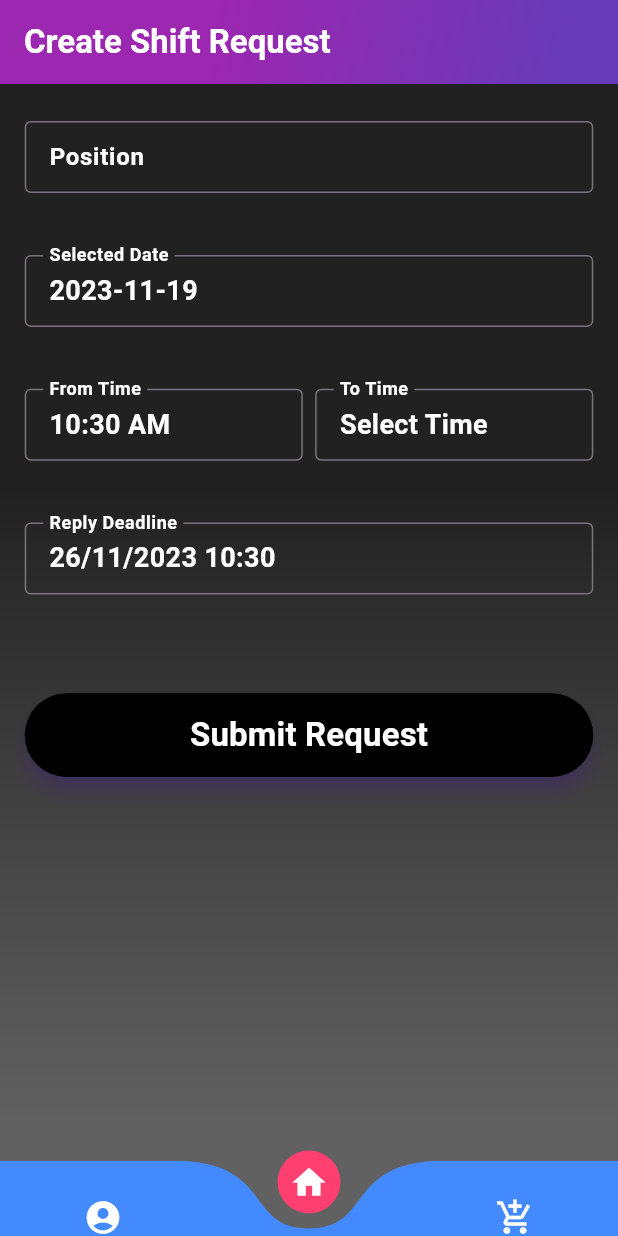
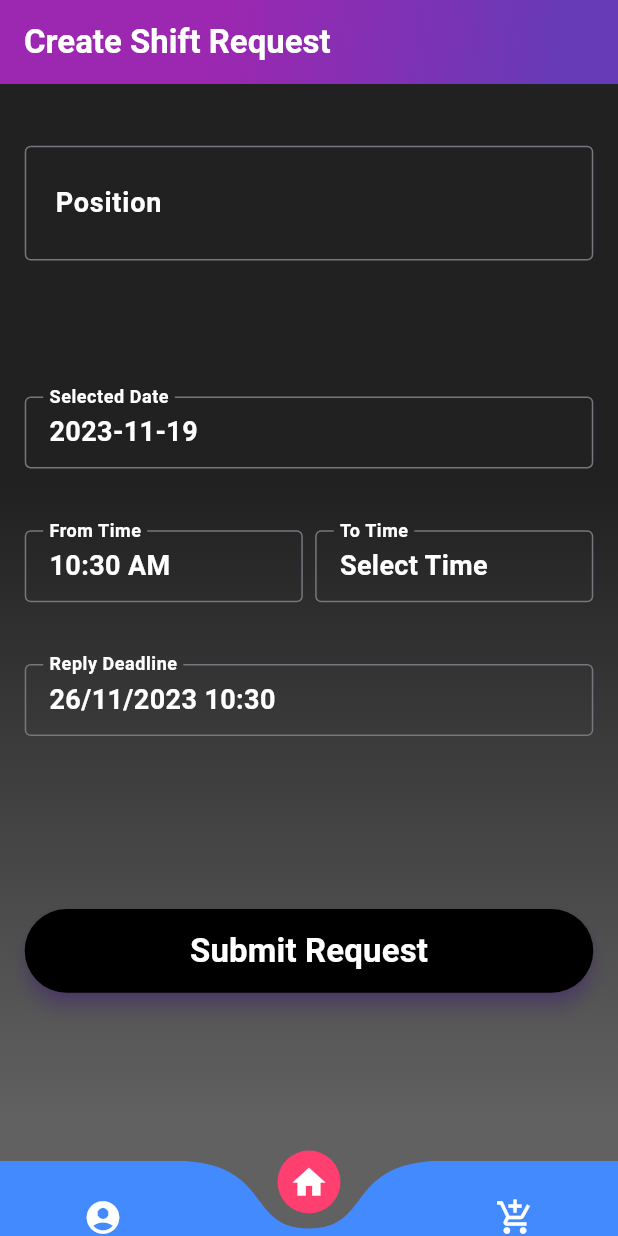
Before and after one commit to csnell16/SMS-staffing-application, a Flutter app: the screen it shows after launch, item 2 of the bottom bar chosen, on a phone screen of 412 x 824 dp. Run offline on Flutter 3.47's test engine with Material 3 defaults, Android fonts, the phone set to English and light mode, and no system bars; drawn by our look-alikes of curved_navigation_bar; Roboto replaces fonts that are missing (Proxima Nova).

```diff
--- a/MobileAppplication/hospital_app/lib/tsets.dart
+++ b/MobileAppplication/hospital_app/lib/tsets.dart
@@ -88,7 +88,7 @@ class _CreateShiftRequestPageState extends State<CreateShiftRequestPage33> {
 
   Widget _buildTextField(String label, Function(String?) onSave, double screenWidth, double screenHeight) {
     return Padding(
-      padding: EdgeInsets.only(top: screenHeight * 0.01,bottom: screenHeight * 0.05),
+      padding: EdgeInsets.only(top: screenHeight * 0.03,bottom: screenHeight * 0.1),
       child: TextFormField(
         textAlign: TextAlign.left,
         style: TextStyle(
@@ -101,12 +101,12 @@ class _CreateShiftRequestPageState extends State<CreateShiftRequestPage33> {
           labelText: label,
           labelStyle: TextStyle(
             color: Colors.white, // Example color
-            fontSize: 16, // Example font size
+            fontSize: 18, // Example font size
             fontWeight: FontWeight.bold, // Example font weight
             fontFamily: 'Proxima Nova', // Example font family
           ),
           border: OutlineInputBorder(),
-          contentPadding: EdgeInsets.symmetric(horizontal: screenWidth * 0.03, vertical: screenHeight * 0.01),
+          contentPadding: EdgeInsets.symmetric(horizontal: screenWidth * 0.04, vertical: screenHeight * 0.03),
         ),
         onSaved: onSave,
         validator: (value) => value == null || value.isEmpty ? 'Please enter a $label' : null,
@@ -117,7 +117,7 @@ class _CreateShiftRequestPageState extends State<CreateShiftRequestPage33> {
 
   Widget _buildDateTimePicker(String label, String value, VoidCallback onTap, double screenWidth, double screenHeight) {
     return Padding(
-      padding: EdgeInsets.only(bottom: screenHeight * 0.05),
+      padding: EdgeInsets.only(top: screenHeight * 0.01,bottom: screenHeight * 0.04),
       child: InkWell(
         onTap: onTap,
         child: InputDecorator(
@@ -175,7 +175,7 @@ class _CreateShiftRequestPageState extends State<CreateShiftRequestPage33> {
 
   Widget _buildSubmitButton(double screenWidth, double screenHeight) {
     return Padding(
-      padding: EdgeInsets.symmetric(vertical: screenHeight * 0.03),
+      padding: EdgeInsets.symmetric(vertical: screenHeight * 0.1),
       child: ElevatedButton(
         style: ElevatedButton.styleFrom(
           backgroundColor: Colors.black,
```
